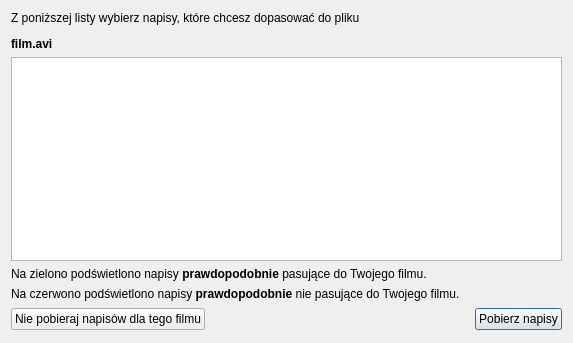
Qt form ui/frmlistsubtitles.ui (QNapi/qnapi) before a commit.
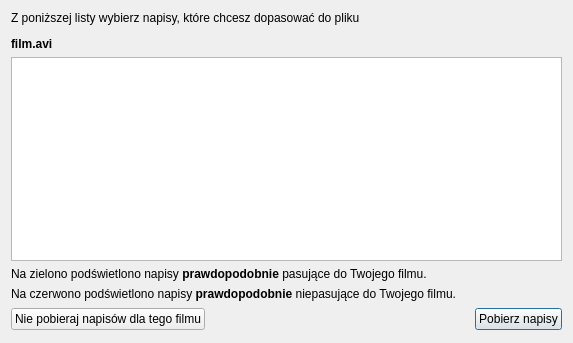
The same form after that commit. Icons and pictures are not drawn.

The edit to the form file:
```diff
--- a/ui/frmlistsubtitles.ui
+++ b/ui/frmlistsubtitles.ui
@@ -74,7 +74,7 @@
    <item row="3" column="0" colspan="3">
     <widget class="QLabel" name="lbRedHint">
      <property name="text">
-      <string>Na czerwono podświetlono napisy &lt;b&gt;prawdopodobnie&lt;/b&gt; nie pasujące do Twojego filmu.</string>
+      <string>Na czerwono podświetlono napisy &lt;b&gt;prawdopodobnie&lt;/b&gt; niepasujące do Twojego filmu.</string>
      </property>
     </widget>
    </item>
```
